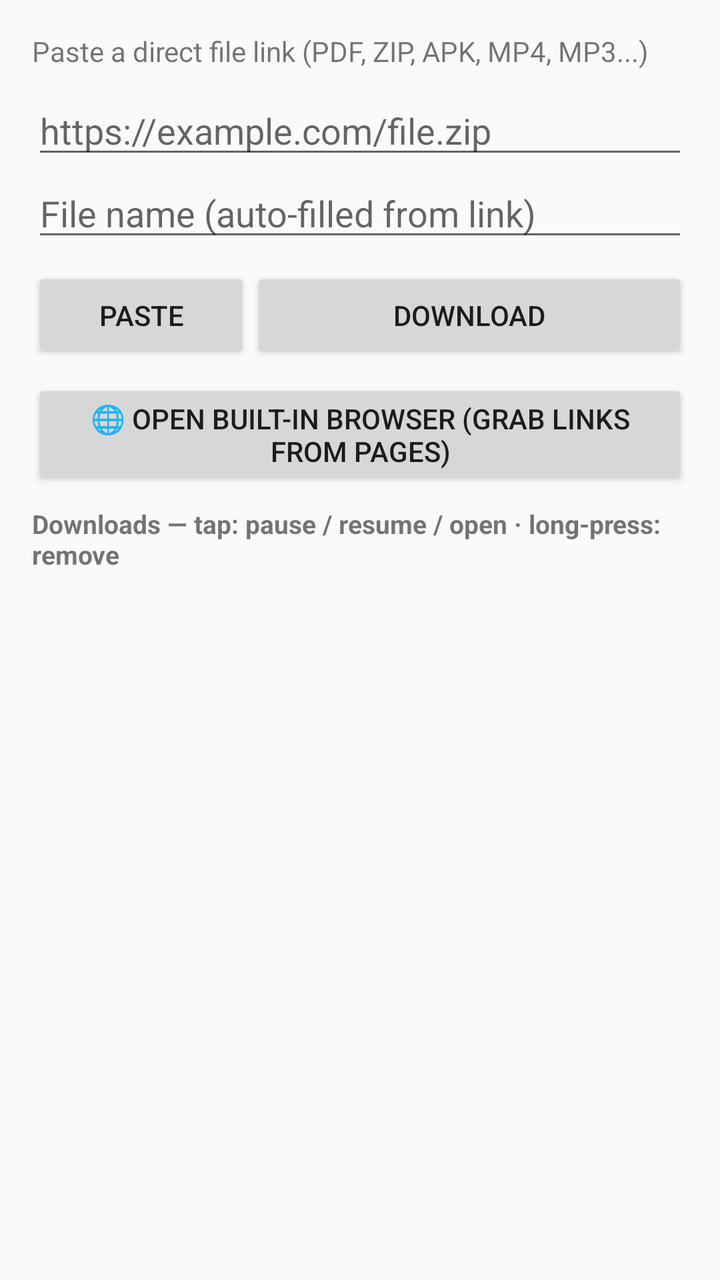
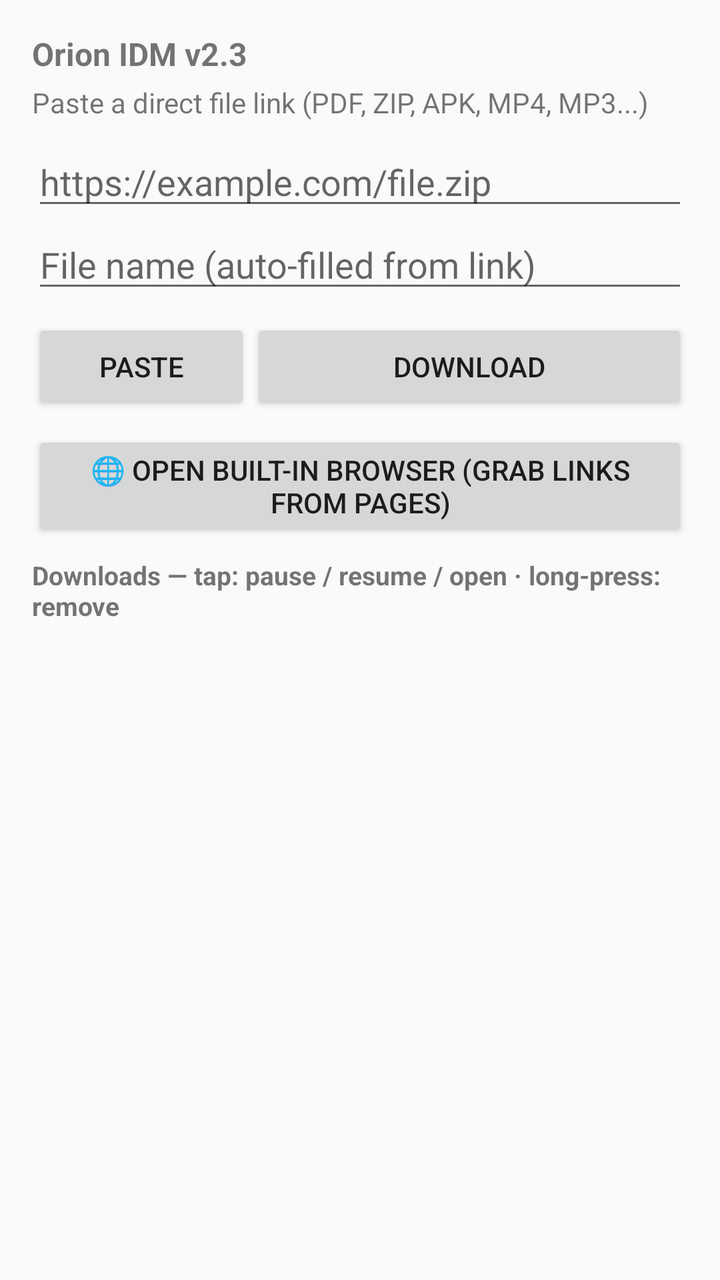

Screens rendered from an Android XML layout before and after an edit, with the pre-edit source and the edit as a unified diff.
<!-- AndroidManifest.xml: application theme android:Theme.Material.Light.DarkActionBar -->
<!-- res/layout/activity_main.xml -->
<?xml version="1.0" encoding="utf-8"?>
<LinearLayout xmlns:android="http://schemas.android.com/apk/res/android"
    android:layout_width="match_parent"
    android:layout_height="match_parent"
    android:orientation="vertical"
    android:padding="16dp">

    <TextView
        android:layout_width="match_parent"
        android:layout_height="wrap_content"
        android:text="Paste a direct file link (PDF, ZIP, APK, MP4, MP3...)"
        android:textSize="14sp"
        android:paddingBottom="8dp" />

    <EditText
        android:id="@+id/urlInput"
        android:layout_width="match_parent"
        android:layout_height="wrap_content"
        android:hint="https://example.com/file.zip"
        android:inputType="textUri"
        android:maxLines="3" />

    <EditText
        android:id="@+id/nameInput"
        android:layout_width="match_parent"
        android:layout_height="wrap_content"
        android:hint="File name (auto-filled from link)"
        android:inputType="text"
        android:maxLines="1" />

    <LinearLayout
        android:layout_width="match_parent"
        android:layout_height="wrap_content"
        android:orientation="horizontal"
        android:paddingTop="8dp"
        android:paddingBottom="8dp">

        <Button
            android:id="@+id/pasteBtn"
            android:layout_width="0dp"
            android:layout_height="wrap_content"
            android:layout_weight="1"
            android:text="Paste" />

        <Button
            android:id="@+id/downloadBtn"
            android:layout_width="0dp"
            android:layout_height="wrap_content"
            android:layout_weight="2"
            android:text="Download" />
    </LinearLayout>

    <Button
        android:id="@+id/browserBtn"
        android:layout_width="match_parent"
        android:layout_height="wrap_content"
        android:text="🌐 Open built-in browser (grab links from pages)" />

    <TextView
        android:layout_width="match_parent"
        android:layout_height="wrap_content"
        android:text="Downloads — tap: pause / resume / open · long-press: remove"
        android:textSize="13sp"
        android:textStyle="bold"
        android:paddingTop="8dp"
        android:paddingBottom="4dp" />

    <ListView
        android:id="@+id/list"
        android:layout_width="match_parent"
        android:layout_height="0dp"
        android:layout_weight="1"
        android:dividerHeight="1dp" />

</LinearLayout>
<!-- resources referenced by this layout -->
<resources>

</resources>

<!-- the commit's change to res/layout/activity_main.xml (unified diff, before → after) -->
@@ -4,6 +4,14 @@
     android:layout_height="match_parent"
     android:orientation="vertical"
     android:padding="16dp">
+
+    <TextView
+        android:layout_width="match_parent"
+        android:layout_height="wrap_content"
+        android:text="Orion IDM v2.3"
+        android:textSize="16sp"
+        android:textStyle="bold"
+        android:paddingBottom="4dp" />
 
     <TextView
         android:layout_width="match_parent"
